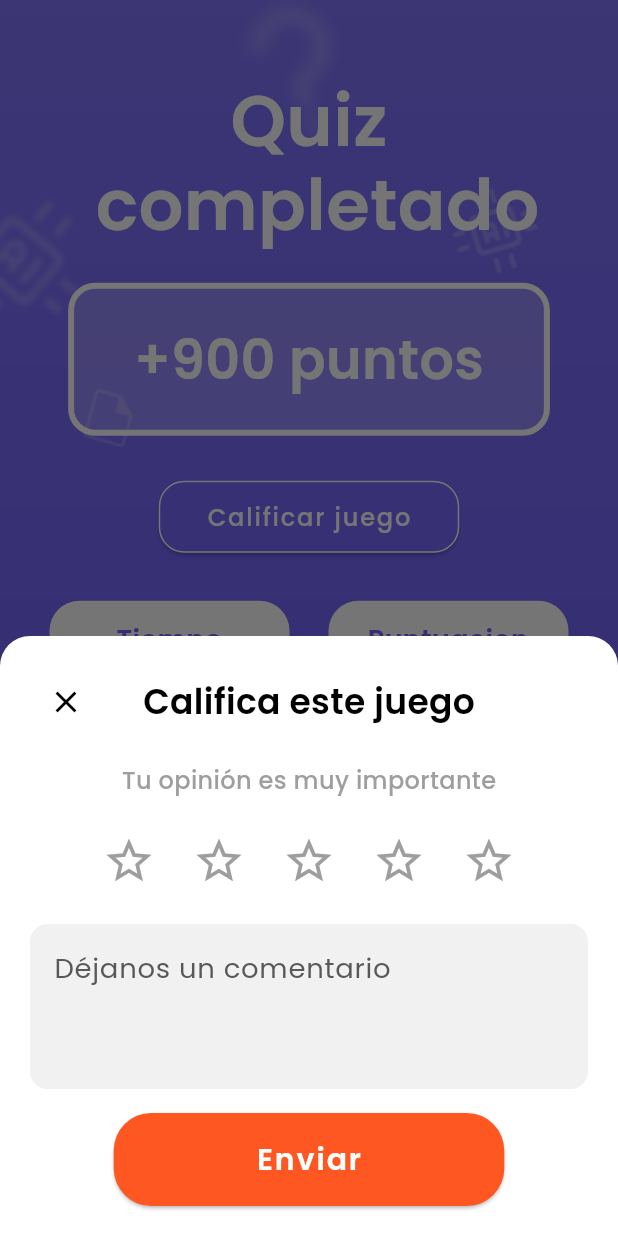
After one commit to QuickRecap/Quickrecap-mobile, a Flutter app: the ReviewActivityScreen screen opened directly, after a tap on "Calificar juego", on a phone screen of 412 x 824 dp. The commit adds this screen. Run offline on Flutter 3.47's test engine with Material 3 defaults, Android fonts, the phone set to English and light mode, and no system bars; our stand-ins replace dotted_border, file_picker, firebase_core, firebase_storage, flutter_screenutil, get and 2 more; missing offline and left inert: syncfusion_flutter_pdf; accounts and stored records are empty; network calls fail.

Commit message:
feat(quiz): adding review screen

```diff
--- a/lib/ui/pages/views/activities/quiz/play_quiz.dart
+++ b/lib/ui/pages/views/activities/quiz/play_quiz.dart
@@ -2,6 +2,7 @@ import 'package:flutter/material.dart';
 import 'dart:async';
 import '../../../../../domain/entities/quiz.dart';
 import '../../../../../domain/entities/quiz_activity.dart';
+import '../../../../pages/views/activities/review/review_activity_screen.dart';
 import 'package:dotted_border/dotted_border.dart';
 
 class PlayQuiz extends StatefulWidget {
@@ -109,6 +110,13 @@ class _PlayQuizState extends State<PlayQuiz> {
         _remainingTime = widget.quizActivity.timer;
       });
       _startTimer();
+    }else{
+      Navigator.push(
+        context,
+        MaterialPageRoute(
+          builder: (context) => ReviewActivityScreen(), // Usamos el operador ! para indicar que no es nulo
+        ),
+      );
     }
   }
 
--- /dev/null
+++ b/lib/ui/pages/views/activities/review/review_activity_screen.dart
@@ -0,0 +1,326 @@
+import 'package:flutter/material.dart';
+import 'widget/info_container.dart';
+
+class ReviewActivityScreen extends StatefulWidget {
+  const ReviewActivityScreen({super.key});
+
+  @override
+  State<ReviewActivityScreen> createState() => _ReviewActivityScreenState();
+}
+
+class _ReviewActivityScreenState extends State<ReviewActivityScreen> {
+  int _rating = 0; // Variable para almacenar el rating seleccionado
+  @override
+  Widget build(BuildContext context) {
+    return Scaffold(
+      body: Stack(
+        children: [
+          // Fondo con imagen
+          Container(
+            decoration: BoxDecoration(
+              image: DecorationImage(
+                image: AssetImage('assets/images/background-authentication.png'), // Tu imagen de fondo
+                fit: BoxFit.cover, // Ajuste de la imagen
+              ),
+            ),
+          ),
+          SafeArea(
+            child: Padding(
+              padding: const EdgeInsets.symmetric(horizontal: 20.0),
+              child: Column(
+                mainAxisAlignment: MainAxisAlignment.center,
+                children: [
+                  Center(
+                    child: Text(
+                      'Quiz \n completado',
+                      textAlign: TextAlign.center,
+                      style: TextStyle(
+                        fontSize: 47,
+                        fontFamily: 'Poppins',
+                        fontWeight: FontWeight.w600,
+                        color: Colors.white,
+                        height: 1.2,
+                      ),
+                    ),
+                  ),
+                  const SizedBox(height: 20),
+                  Container(
+                    padding: EdgeInsets.symmetric(vertical: 20, horizontal: 40),
+                    decoration: BoxDecoration(
+                      color: Colors.white.withOpacity(0.2),
+                      borderRadius: BorderRadius.circular(18),
+                      border: Border.all(
+                        color: Colors.white.withOpacity(1),
+                        width: 4, // Ajusta este valor según el grosor deseado
+                      ),
+                    ),
+                    child: Text(
+                      '+900 puntos',
+                      style: TextStyle(
+                        fontSize: 36,
+                        fontFamily: 'Poppins',
+                        fontWeight: FontWeight.w600,
+                        color: Colors.white,
+                      ),
+                    ),
+                  ),
+                  const SizedBox(height: 30),
+                  ElevatedButton(
+                    style: ElevatedButton.styleFrom(
+                      backgroundColor: Color(0xff7768fc), // Fondo transparente
+                      foregroundColor: Colors.white, // Letra blanca
+                      padding: EdgeInsets.symmetric(horizontal: 32, vertical: 12),
+                      shape: RoundedRectangleBorder(
+                        side: BorderSide(color: Colors.white), // Borde blanco
+                        borderRadius: BorderRadius.circular(17), // Bordes redondeados
+                      ),
+                    ),
+                    onPressed: () => _showRatingBottomSheet(context),
+                    child: Text(
+                      'Calificar juego',
+                      style: TextStyle(
+                        fontFamily: 'Poppins',
+                        fontWeight: FontWeight.w500,
+                        color: Colors.white, // Asegurarse de que el texto sea blanco
+                      ),
+                    ),
+                  ),
+                  const SizedBox(height: 32),
+                  Row(
+                    mainAxisAlignment: MainAxisAlignment.spaceAround,
+                    children: [
+                      InfoContainer(
+                        title: 'Tiempo',
+                        value: '05:15',
+                        icon: Icons.timer,
+                      ),
+                      InfoContainer(
+                        title: 'Puntuacion',
+                        value: '9/10',
+                        icon: Icons.adjust,
+                      ),
+                    ],
+                  ),
+                  const SizedBox(height: 30),
+                  // Botón 'Continuar'
+                  SizedBox(
+                    width: 300, // Aquí puedes ajustar el ancho para todos los botones
+                    child: ElevatedButton(
+                      style: ElevatedButton.styleFrom(
+                        backgroundColor: Color(0xFFFF6803), // Color #FF6803
+                        padding: EdgeInsets.symmetric(vertical: 16),
+                        shape: RoundedRectangleBorder(
+                          borderRadius: BorderRadius.circular(25),
+                        ),
+                      ),
+                      onPressed: () {
+                        // Acción del botón
+                      },
+                      child: Text(
+                        'Continuar',
+                        style: TextStyle(
+                          fontSize: 20,
+                          fontFamily: 'Poppins',
+                          color: Colors.white,
+                          fontWeight: FontWeight.w600,
+                        ),
+                      ),
+                    ),
+                  ),
+                  const SizedBox(height: 16),
+                  // Botón 'Ver respuestas' (Fondo transparente con borde blanco)
+                  SizedBox(
+                    width: 300,
+                    child: OutlinedButton(
+                      style: OutlinedButton.styleFrom(
+                        side: BorderSide(color: Colors.white), // Borde blanco
+                        padding: EdgeInsets.symmetric(vertical: 16),
+                        shape: RoundedRectangleBorder(
+                          borderRadius: BorderRadius.circular(25),
+                        ),
+                      ),
+                      onPressed: () {
+                        // Acción del botón
+                      },
+                      child: Text(
+                        'Ver respuestas',
+                        style: TextStyle(
+                          fontSize: 20,
+                          fontFamily: 'Poppins',
+                          color: Colors.white,
+                          fontWeight: FontWeight.w600,
+                        ),
+                      ),
+                    ),
+                  ),
+                  const SizedBox(height: 16),
+                  // Botón 'Volver a intentar' (Fondo transparente con borde blanco)
+                  SizedBox(
+                    width: 300,
+                    child: OutlinedButton(
+                      style: OutlinedButton.styleFrom(
+                        side: BorderSide(color: Colors.white), // Borde blanco
+                        padding: EdgeInsets.symmetric(vertical: 16),
+                        shape: RoundedRectangleBorder(
+                          borderRadius: BorderRadius.circular(25),
+                        ),
+                      ),
+                      onPressed: () {
+                        // Acción del botón
+                      },
+                      child: Text(
+                        'Volver a intentar',
+                        style: TextStyle(
+                          fontSize: 20,
+                          fontFamily: 'Poppins',
+                          color: Colors.white,
+                          fontWeight: FontWeight.w600,
+                        ),
+                      ),
+                    ),
+                  ),
+                ],
+              ),
+            ),
+          ),
+        ],
+      ),
+    );
+  }
+
+  void _showRatingBottomSheet(BuildContext context) {
+    showModalBottomSheet(
+      context: context,
+      backgroundColor: Colors.transparent,
+      isScrollControlled: true, // Importante para que el modal pueda expandirse con el teclado
+      builder: (BuildContext context) {
+        return StatefulBuilder(
+          builder: (BuildContext context, StateSetter setState) {
+            return Padding(
+              padding: EdgeInsets.only(
+                bottom: MediaQuery.of(context).viewInsets.bottom, // Detecta el teclado
+              ),
+              child: SingleChildScrollView(
+                child: Container(
+                  width: MediaQuery.of(context).size.width, // Ocupar todo el ancho
+                  decoration: BoxDecoration(
+                    color: Colors.white,
+                    borderRadius: BorderRadius.vertical(top: Radius.circular(20)),
+                  ),
+                  padding: EdgeInsets.all(20),
+                  child: Column(
+                    mainAxisSize: MainAxisSize.min,
+                    children: [
+                      // Barra superior con el botón de cerrar
+                      Row(
+                        mainAxisAlignment: MainAxisAlignment.spaceBetween,
+                        children: [
+                          IconButton(
+                            icon: Icon(Icons.close, color: Colors.black),
+                            onPressed: () => Navigator.pop(context),
+                          ),
+                          Text(
+                            'Califica este juego',
+                            style: TextStyle(
+                              fontSize: 23,
+                              fontFamily: 'Poppins',
+                              fontWeight: FontWeight.w600,
+                              color: Colors.black,
+                            ),
+                          ),
+                          SizedBox(width: 48), // Espacio para alinear el texto
+                        ],
+                      ),
+                      const SizedBox(height: 16),
+
+                      // Texto adicional
+                      Text(
+                        'Tu opinión es muy importante',
+                        style: TextStyle(color: Colors.grey, fontFamily: 'Poppins', fontWeight: FontWeight.w500),
+                      ),
+                      const SizedBox(height: 16),
+
+                      // Fila de estrellas interactivas
+                      Row(
+                        mainAxisAlignment: MainAxisAlignment.center,
+                        children: List.generate(5, (index) {
+                          return Padding(
+                            padding: EdgeInsets.symmetric(horizontal: 4),
+                            child: IconButton(
+                              icon: Icon(
+                                index < _rating ? Icons.star : Icons.star_border, // Cambia el icono de estrella según el rating
+                                size: 36,
+                                color: index < _rating ? Colors.orange : Colors.grey,
+                              ),
+                              onPressed: () {
+                                setState(() {
+                                  _rating = index + 1; // Actualiza el rating
+                                });
+                              },
+                            ),
+                          );
+                        }),
+                      ),
+                      const SizedBox(height: 16),
+
+                      // Campo de texto para el comentario
+                      TextField(
+                        decoration: InputDecoration(
+                          hintText: 'Déjanos un comentario',
+                          hintStyle: TextStyle(color: Color(0xff585858)), // Color de las letras del contenido
+                          border: OutlineInputBorder(
+                            borderRadius: BorderRadius.circular(12),
+                            borderSide: BorderSide(color: Color(0xffF1F1F1)), // Color del borde
+                          ),
+                          enabledBorder: OutlineInputBorder(
+                            borderRadius: BorderRadius.circular(12),
+                            borderSide: BorderSide(color: Color(0xffF1F1F1)), // Color del borde cuando está habilitado
+                          ),
+                          focusedBorder: OutlineInputBorder(
+                            borderRadius: BorderRadius.circular(12),
+                            borderSide: BorderSide(color: Color(0xffF1F1F1)), // Color del borde cuando está enfocado
+                          ),
+                          filled: true,
+                          fillColor: Color(0xffF1F1F1), // Color de fondo
+                        ),
+                        style: TextStyle(color: Color(0xff585858), fontFamily: "Poppins"), // Color del texto ingresado
+                        maxLines: 3,
+                      ),
+                      const SizedBox(height: 16),
+                      // Botón de enviar
+                      FractionallySizedBox(
+                        widthFactor: 0.7, // Ajusta el ancho relativo del botón
+                        child: ElevatedButton(
+                          style: ElevatedButton.styleFrom(
+                            backgroundColor: Colors.deepOrange,
+                            padding: EdgeInsets.symmetric(vertical: 16),
+                            shape: RoundedRectangleBorder(
+                              borderRadius: BorderRadius.circular(25),
+                            ),
+                          ),
+                          onPressed: () {
+                            // Acción al presionar enviar
+                            Navigator.pop(context); // Cierra el modal
+                          },
+                          child: Text(
+                            'Enviar',
+                            style: TextStyle(
+                              fontSize: 20,
+                              fontWeight: FontWeight.w600,
+                              fontFamily: 'Poppins',
+                              color: Colors.white,
+                            ),
+                          ),
+                        ),
+                      ),
+                    ],
+                  ),
+                ),
+              ),
+            );
+          },
+        );
+      },
+    );
+  }
+}
--- /dev/null
+++ b/lib/ui/pages/views/activities/review/widget/info_container.dart
@@ -0,0 +1,65 @@
+import 'package:flutter/material.dart';
+
+class InfoContainer extends StatelessWidget {
+  final String title;
+  final String value;
+  final IconData icon;
+
+  const InfoContainer({
+    Key? key,
+    required this.title,
+    required this.value,
+    required this.icon,
+  }) : super(key: key);
+
+  @override
+  Widget build(BuildContext context) {
+    return Container(
+      width: 160, // Ajusta según necesites
+      padding: const EdgeInsets.all(12),
+      decoration: BoxDecoration(
+        color: Colors.white,
+        borderRadius: BorderRadius.circular(20),
+      ),
+      child: Column(
+        children: [
+          Text(
+            title,
+            textAlign: TextAlign.center,
+            style: TextStyle(
+              color: Color(0xFF7464FC),
+              fontSize: 18,
+              fontFamily: 'Poppins',
+              fontWeight: FontWeight.w600,
+            ),
+          ),
+          const SizedBox(height: 8),
+          Container(
+            width: double.infinity,
+            padding: EdgeInsets.symmetric(vertical: 15),
+            decoration: BoxDecoration(
+              color: Color(0xFF7464FC),
+              borderRadius: BorderRadius.circular(12),
+            ),
+            child: Row(
+              mainAxisAlignment: MainAxisAlignment.center,
+              children: [
+                Icon(icon, color: Colors.white, size: 25),
+                const SizedBox(width: 8),
+                Text(
+                  value,
+                  style: TextStyle(
+                    color: Colors.white,
+                    fontFamily: 'Poppins',
+                    fontSize: 20,
+                    fontWeight: FontWeight.w500,
+                  ),
+                ),
+              ],
+            ),
+          ),
+        ],
+      ),
+    );
+  }
+}
--- a/lib/ui/pages/views/create/create_screen.dart
+++ b/lib/ui/pages/views/create/create_screen.dart
@@ -1,6 +1,7 @@
 import 'package:flutter/material.dart';
 import 'package:flutter_screenutil/flutter_screenutil.dart';
 import '../../../../domain/entities/pdf.dart';
+import '../../../../ui/pages/views/activities/review/review_activity_screen.dart';
 import 'widgets/create_quiz_dialog.dart';
 import 'widgets/create_flashcard_dialog.dart';
 
@@ -189,6 +190,12 @@ class _CreateScreenState extends State<CreateScreen> {
             _showFlashcardDialog(context);
             break;
           case 'Gaps':
+            Navigator.push(
+              context,
+              MaterialPageRoute(
+                builder: (context) => ReviewActivityScreen(), // Usamos el operador ! para indicar que no es nulo
+              ),
+            );
           case 'Linkers':
           // Deja en blanco para estos casos
             break;
```
Also changed, not shown: assets/images/background-authentication.png.
